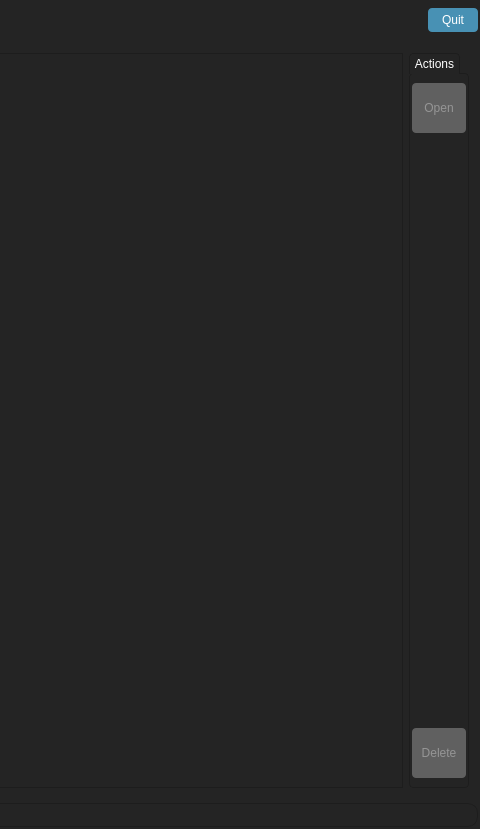
Qt form LinearScanCam/mainwindow.ui (Ultrawipf/Project_gigapixel_linecam) before a commit; both pictures show x 800 to 1280 and y 0 to 829 of the 1280 by 829 pixel window.
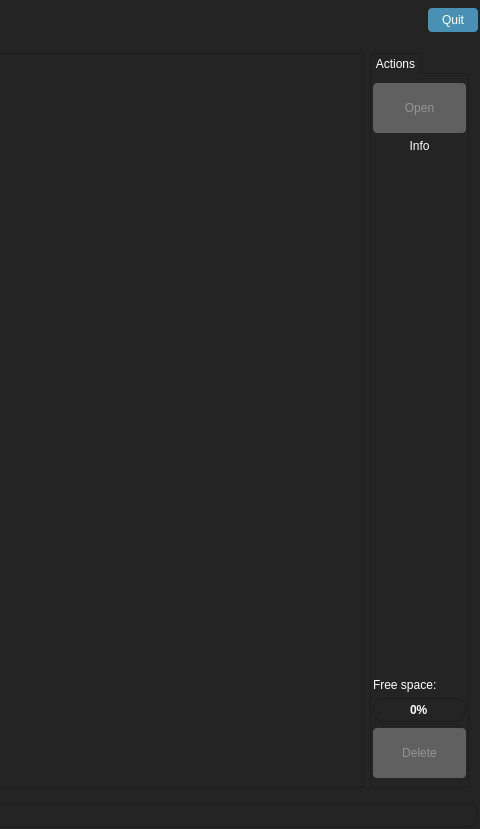
The same form after that commit. The open tabs and pages were chosen to show the change. Icons and pictures are not drawn. Custom widgets are drawn as their Qt base class.

Commit message: Added image info in gallery

What changed in the file:
```diff
--- a/LinearScanCam/mainwindow.ui
+++ b/LinearScanCam/mainwindow.ui
@@ -2197,6 +2197,16 @@
              </property>
             </widget>
            </item>
+           <item>
+            <widget class="QLabel" name="label_gallery_info">
+             <property name="text">
+              <string>Info</string>
+             </property>
+             <property name="alignment">
+              <set>Qt::AlignHCenter|Qt::AlignTop</set>
+             </property>
+            </widget>
+           </item>
            <item>
             <spacer name="verticalSpacer_5">
              <property name="orientation">
@@ -2210,6 +2220,35 @@
              </property>
             </spacer>
            </item>
+           <item>
+            <widget class="QLabel" name="label_gallery_freespace">
+             <property name="text">
+              <string>Free space:</string>
+             </property>
+            </widget>
+           </item>
+           <item>
+            <widget class="QProgressBar" name="progressBar_freespace">
+             <property name="sizePolicy">
+              <sizepolicy hsizetype="Fixed" vsizetype="Fixed">
+               <horstretch>0</horstretch>
+               <verstretch>0</verstretch>
+              </sizepolicy>
+             </property>
+             <property name="minimumSize">
+              <size>
+               <width>20</width>
+               <height>10</height>
+              </size>
+             </property>
+             <property name="maximum">
+              <number>100</number>
+             </property>
+             <property name="value">
+              <number>0</number>
+             </property>
+            </widget>
+           </item>
            <item>
             <widget class="QPushButton" name="pushButton_galleryDelete">
              <property name="minimumSize">
```
Left out of the diff: 46 changed lines with no effect on the pictures. The commit also changes 8 other files.
